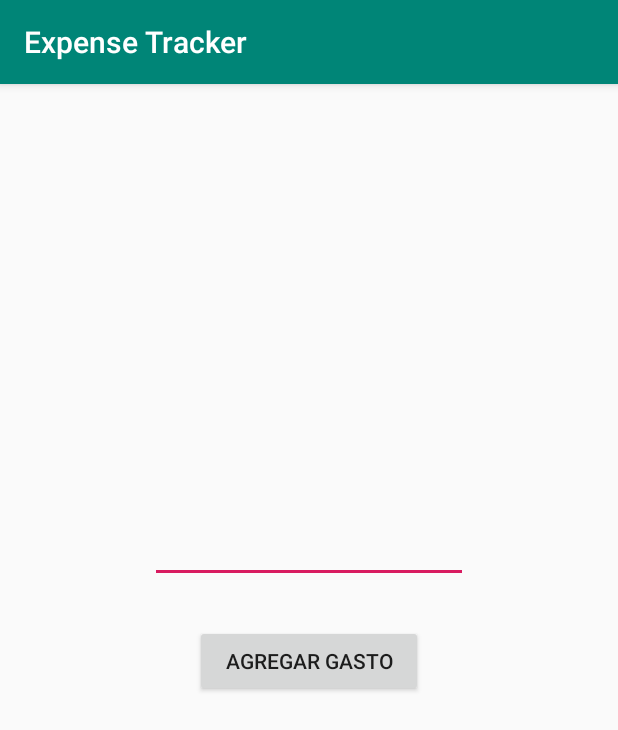
After one commit to Kenneth-hv/ExpenseTracker, an Android app: the AddExpenseActivity screen opened directly, with no data from a screen before it, on a phone screen of 412 x 824 dp. The commit adds this screen. Shown: the top 730 px of the screen. Run offline under Robolectric (Android 15) with nearby library versions, the phone set to English and light mode, and no system bars.

Commit message:
Added Expense and Income activities.

```diff
--- a/app/build.gradle
+++ b/app/build.gradle
@@ -26,4 +26,5 @@ dependencies {
     androidTestImplementation 'com.android.support.test:runner:1.0.2'
     androidTestImplementation 'com.android.support.test.espresso:espresso-core:3.0.2'
     implementation 'com.android.support:design:28.0.0'
+    implementation 'com.android.support:support-v4:28.0.0'
 }
--- a/app/src/main/AndroidManifest.xml
+++ b/app/src/main/AndroidManifest.xml
@@ -9,6 +9,8 @@
         android:roundIcon="@mipmap/ic_launcher_round"
         android:supportsRtl="true"
         android:theme="@style/AppTheme">
+        <activity android:name=".AddIncomeActivity"></activity>
+        <activity android:name=".AddExpenseActivity" />
         <activity android:name=".MainActivity">
             <intent-filter>
                 <action android:name="android.intent.action.MAIN" />
--- /dev/null
+++ b/app/src/main/java/com/example/expensetracker/AddExpenseActivity.java
@@ -0,0 +1,13 @@
+package com.example.expensetracker;
+
+import android.support.v7.app.AppCompatActivity;
+import android.os.Bundle;
+
+public class AddExpenseActivity extends AppCompatActivity {
+
+    @Override
+    protected void onCreate(Bundle savedInstanceState) {
+        super.onCreate(savedInstanceState);
+        setContentView(R.layout.activity_add_expense);
+    }
+}
--- /dev/null
+++ b/app/src/main/res/layout/activity_add_expense.xml
@@ -0,0 +1,43 @@
+<?xml version="1.0" encoding="utf-8"?>
+<android.support.constraint.ConstraintLayout xmlns:android="http://schemas.android.com/apk/res/android"
+    xmlns:app="http://schemas.android.com/apk/res-auto"
+    xmlns:tools="http://schemas.android.com/tools"
+    android:layout_width="match_parent"
+    android:layout_height="match_parent"
+    tools:context=".AddExpenseActivity">
+
+    <Button
+        android:id="@+id/button"
+        android:layout_width="0dp"
+        android:layout_height="wrap_content"
+        android:layout_marginStart="130dp"
+        android:layout_marginLeft="130dp"
+        android:layout_marginTop="28dp"
+        android:layout_marginEnd="130dp"
+        android:layout_marginRight="130dp"
+        android:text="Agregar Gasto"
+        app:layout_constraintEnd_toEndOf="parent"
+        app:layout_constraintHorizontal_bias="0.476"
+        app:layout_constraintStart_toStartOf="parent"
+        app:layout_constraintTop_toBottomOf="@+id/editText" />
+
+    <EditText
+        android:id="@+id/editText"
+        android:layout_width="0dp"
+        android:layout_height="wrap_content"
+        android:layout_marginStart="100dp"
+        android:layout_marginLeft="100dp"
+        android:layout_marginTop="263dp"
+        android:layout_marginEnd="100dp"
+        android:layout_marginRight="100dp"
+        android:ems="10"
+        android:gravity="right"
+        android:inputType="numberDecimal"
+        android:textColor="@android:color/holo_red_dark"
+        android:textSize="36sp"
+        app:layout_constraintEnd_toEndOf="parent"
+        app:layout_constraintHorizontal_bias="0.0"
+        app:layout_constraintStart_toStartOf="parent"
+        app:layout_constraintTop_toTopOf="parent" />
+
+</android.support.constraint.ConstraintLayout>
--- a/app/src/main/res/layout/activity_main.xml
+++ b/app/src/main/res/layout/activity_main.xml
@@ -15,6 +15,7 @@
         android:layout_marginEnd="37dp"
         android:layout_marginRight="37dp"
         android:layout_marginBottom="80dp"
+        android:onClick="addExpenseButton"
         android:text="Gasto"
         app:layout_constraintBottom_toBottomOf="parent"
         app:layout_constraintEnd_toStartOf="@+id/addIncomeButton"
@@ -28,6 +29,7 @@
         android:layout_marginEnd="100dp"
         android:layout_marginRight="100dp"
         android:layout_marginBottom="80dp"
+        android:onClick="addIncomeButton"
         android:text="Ingreso"
         app:layout_constraintBottom_toBottomOf="parent"
         app:layout_constraintEnd_toEndOf="parent" />
```
Also changed, not shown: app/src/main/java/com/example/expensetracker/AddIncomeActivity.java (added, +13 -0 lines), app/src/main/java/com/example/expensetracker/MainActivity.java (+13 -0 lines), app/src/main/res/layout/activity_add_income.xml (added, +42 -0 lines).
